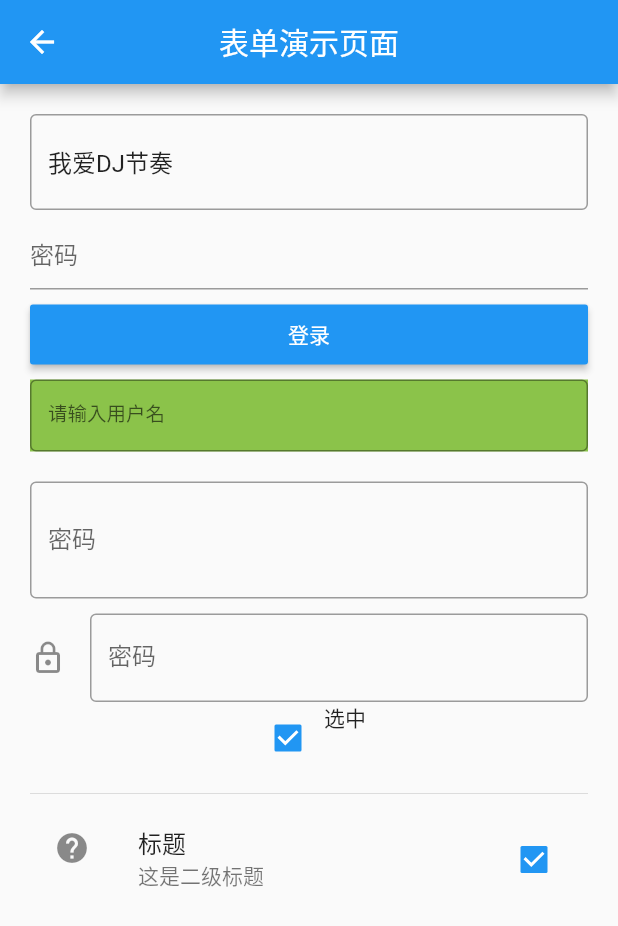
After one commit to DjTenacity/flutter_app1, a Flutter app: the screen it shows after launch, after a tap on "表单,checkbox演示页面,bug删除字符时光标调到初始位置", on a phone screen of 412 x 824 dp. The commit adds this screen. Shown: the top 926 px of the screen. Run offline on Flutter 3.47's test engine with Material 2 defaults, Android fonts, the phone set to English and light mode, and no system bars; our stand-ins replace date_format, flutter_swiper; missing offline and left inert: flutter_cupertino_date_picker; network calls fail.

Commit message:
TextField  RadioListTile  checkbox

```diff
--- a/lib/pages/HomePage.dart
+++ b/lib/pages/HomePage.dart
@@ -15,7 +15,10 @@ import 'AppBarDemoPage.dart';
 import 'AppBarDemoPage2.dart';
 import 'Button.dart';
 import 'DrawerPageDemo.dart';
+import 'FormPageDemo.dart';
+import 'Radio.dart';
 import 'TabBarControllerPage.dart';
+import 'TextFieldDemo.dart';
 
 class HomePage extends StatefulWidget {
   HomePage({Key key}) : super(key: key);
@@ -218,13 +221,40 @@ class _HomePageState extends State<HomePage> {
                     },
                     color: Theme.of(context).accentColor,
                     textTheme: ButtonTextTheme.primary),
-
                 RaisedButton(
                     child: Text("常用按钮"),
                     onPressed: () {
                       //路由跳转
                       Navigator.of(context).push(MaterialPageRoute(
                           builder: (context) => ButtonDemoPage()));
+                    },
+                    color: Theme.of(context).accentColor,
+                    textTheme: ButtonTextTheme.primary),
+                RaisedButton(
+                    child: Text(" 登记表Demo"),
+                    onPressed: () {
+                      //路由跳转
+                      Navigator.of(context).push(MaterialPageRoute(
+                          builder: (context) => FormDemoPage()));
+                    },
+                    color: Theme.of(context).accentColor,
+                    textTheme: ButtonTextTheme.primary),
+
+                RaisedButton(
+                    child: Text("Radio"),
+                    onPressed: () {
+                      //路由跳转
+                      Navigator.of(context).push(MaterialPageRoute(
+                          builder: (context) => RadioDemo()));
+                    },
+                    color: Theme.of(context).accentColor,
+                    textTheme: ButtonTextTheme.primary),
+                RaisedButton(
+                    child: Text("表单,checkbox演示页面,bug删除字符时光标调到初始位置"),
+                    onPressed: () {
+                      //路由跳转
+                      Navigator.of(context).push(MaterialPageRoute(
+                          builder: (context) => TextFiledDemo()));
                     },
                     color: Theme.of(context).accentColor,
                     textTheme: ButtonTextTheme.primary),
--- /dev/null
+++ b/lib/pages/TextFieldDemo.dart
@@ -0,0 +1,171 @@
+import 'package:flutter/material.dart';
+
+class TextFiledDemo extends StatefulWidget {
+  @override
+  State<StatefulWidget> createState() {
+    return _TextFiledDemo();
+  }
+}
+
+class _TextFiledDemo extends State<TextFiledDemo> {
+  var username = new TextEditingController();
+  var flag = true;
+
+  var password;
+
+  @override
+  void initState() {
+    super.initState();
+    username.text = "我爱DJ节奏";
+  }
+
+  @override
+  Widget build(BuildContext context) {
+    return Scaffold(
+      appBar: AppBar(
+        centerTitle: true,
+        title: Text("表单演示页面"),
+      ),
+      body: Padding(
+          padding: EdgeInsets.all(20),
+//          child: TextFiledDemo2()
+          child: Column(
+            children: <Widget>[
+              TextField(
+                decoration: InputDecoration(
+                  hintText: "请输入用户名",
+                  border: OutlineInputBorder(),
+                ),
+                controller: username,
+                onChanged: (value) {
+                  setState(() {
+                    username.text = value;
+                  });
+                },
+              ),
+              SizedBox(
+                height: 5,
+              ),
+              TextField(
+                obscureText: true,
+                decoration: InputDecoration(hintText: "密码"),
+                onChanged: (value) {
+                  setState(() {
+                    this.password = value;
+                  });
+                },
+              ),
+              SizedBox(height: 10),
+              Container(
+                width: double.infinity,
+                height: 40,
+                child: RaisedButton(
+                  child: Text("登录"),
+                  onPressed: () {
+                    print(this.username.text);
+                    print(this.password);
+                  },
+                  color: Colors.blue,
+                  textColor: Colors.white,
+                ),
+              ),
+              SizedBox(height: 10),
+              TextFiledDemo2(),
+              Wrap(
+                children: <Widget>[
+                  Checkbox(
+                    value: this.flag,
+                    onChanged: (v) {
+                      setState(() {
+                        this.flag = v;
+                      });
+                    },
+                    activeColor: Colors.blue,
+                  ),
+                  Text(this.flag?"选中":"未选中")
+                ],
+              ),
+//              Row(
+//                children: <Widget>[
+//                  Text(this.flag?"选中":"未选中")
+//                ],
+//              ),
+              SizedBox(height: 5),
+              Divider(),
+              CheckboxListTile(
+                  value: this.flag,
+                  onChanged: (v){
+                    setState(() {
+                      this.flag=v;
+                    });
+                  },
+                  title: Text("标题"),
+                  subtitle:Text("这是二级标题") ,
+                  secondary:Icon(Icons.help)
+              )
+            ],
+          )),
+    );
+  }
+}
+
+class TextFiledDemo2 extends StatelessWidget {
+  @override
+  Widget build(BuildContext context) {
+    return Column(
+      children: <Widget>[
+        Container(
+          width: double.infinity,
+          height: 48,
+          margin: EdgeInsets.only(bottom: 10.0),
+          child: TextField(
+            decoration: InputDecoration(
+              labelText: "请输入用户名",
+              border: OutlineInputBorder(),
+            ),
+            style: TextStyle(fontSize: 13.0, color: Colors.yellowAccent),
+          ),
+          color: Colors.lightGreen,
+        ),
+//        TextField(
+//          decoration: InputDecoration(
+//            labelText: "请输入用户名",
+//            border: OutlineInputBorder(),
+//          ),
+//        ),
+        SizedBox(
+          height: 10,
+        ),
+        TextField(
+          maxLines: 2,
+          decoration: InputDecoration(
+            hintText: "说: 你是猪",
+            labelText: "密码",
+            border: OutlineInputBorder(),
+          ),
+        ),
+//        SizedBox(
+//          height: 10,
+//        ),
+//        TextField(
+//          obscureText: true,
+//          decoration: InputDecoration(
+//            hintText: "请输入密码",
+//            border: OutlineInputBorder(),
+//          ),
+//        ),
+        SizedBox(
+          height: 10,
+        ),
+        TextField(
+          obscureText: true,
+          decoration: InputDecoration(
+            icon: Icon(Icons.lock_outline),
+            labelText: "密码",
+            border: OutlineInputBorder(),
+          ),
+        ),
+      ],
+    );
+  }
+}
```
Also changed, not shown: lib/pages/FormPageDemo.dart (added, +121 -0 lines), lib/pages/Radio.dart (added, +98 -0 lines).
